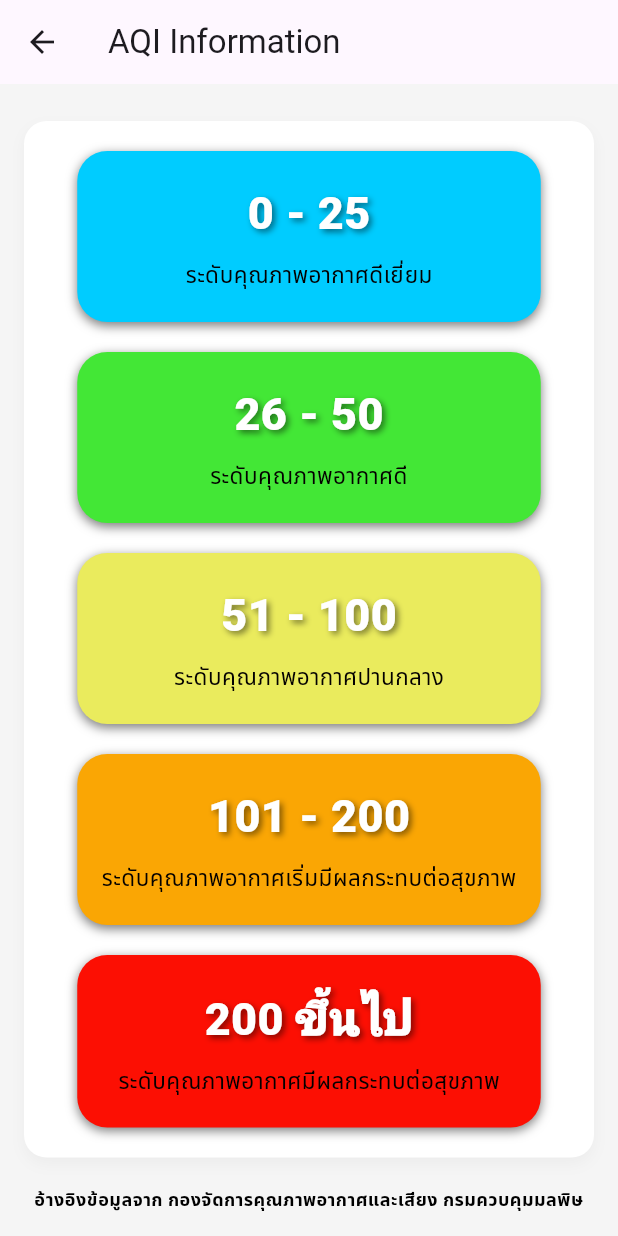
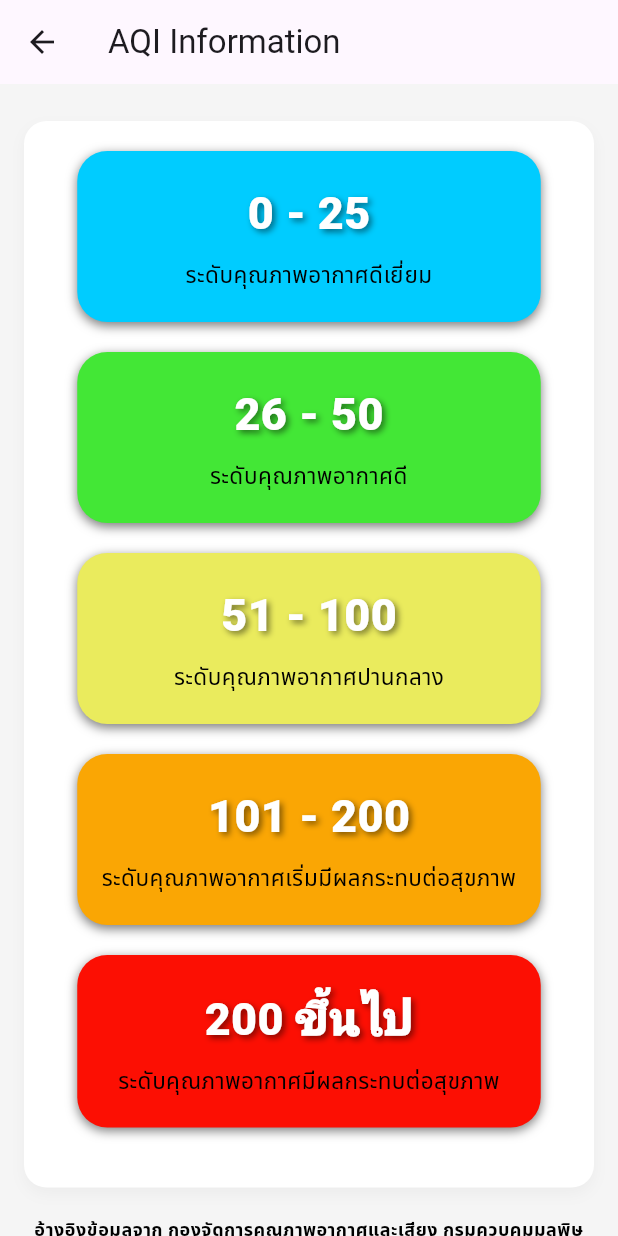
Before and after one commit to teeprakorn1/pm2_flutter_project, a Flutter app: the TopPage screen opened directly, on a phone screen of 412 x 824 dp. Run offline on Flutter 3.47's test engine with Material 3 defaults, Android fonts, the phone set to English and light mode, and no system bars; our stand-ins replace flutter_map, flutter_svg, latlong2, location, shared_preferences; accounts and stored records are empty.

Commit message:
VERSION 0.7.3

```diff
--- a/lib/screens/advice_screen.dart
+++ b/lib/screens/advice_screen.dart
@@ -131,102 +131,89 @@ class TopPage extends StatelessWidget {
 
   @override
   Widget build(BuildContext context) {
-    double screenHeight = MediaQuery.of(context).size.height;
-    double screenWidth = MediaQuery.of(context).size.width;
-    double scaleFactor = screenWidth > 600 ? 1.5 : 1.0;
+    final screenHeight = MediaQuery.of(context).size.height;
+    final screenWidth = MediaQuery.of(context).size.width;
+    final scaleFactor = screenWidth > 600 ? 1.5 : 1.0;
 
     return Scaffold(
-      appBar: AppBar(title: Text("AQI Information")),
+      appBar: AppBar(title: const Text("AQI Information")),
       body: SingleChildScrollView(
-        child: Padding(
-          padding: EdgeInsets.only(
-            top: screenHeight * 0.03,
-            left: 16,
-            right: 16,
+        padding: EdgeInsets.symmetric(
+          horizontal: 16,
+          vertical: screenHeight * 0.03,
         ),
         child: Column(
-            crossAxisAlignment: CrossAxisAlignment.start,
+          crossAxisAlignment: CrossAxisAlignment.center,
           children: [
-              Container(
+            _buildInfoCard(screenWidth, scaleFactor),
+            const SizedBox(height: 20),
+            _buildReferenceText(scaleFactor),
+            const SizedBox(height: 20),
+          ],
+        ),
+      ),
+    );
+  }
+
+  Widget _buildInfoCard(double screenWidth, double scaleFactor) {
+    final List<Map<String, dynamic>> aqiLevels = [
+      {
+        "range": "0 - 25",
+        "description": "ระดับคุณภาพอากาศดีเยี่ยม",
+        "color": const Color(0xFF00CCFF),
+      },
+      {
+        "range": "26 - 50",
+        "description": "ระดับคุณภาพอากาศดี",
+        "color": const Color(0xFF43E736),
+      },
+      {
+        "range": "51 - 100",
+        "description": "ระดับคุณภาพอากาศปานกลาง",
+        "color": const Color(0xFFEAEB5D),
+      },
+      {
+        "range": "101 - 200",
+        "description": "ระดับคุณภาพอากาศเริ่มมีผลกระทบต่อสุขภาพ",
+        "color": const Color(0xFFFAA604),
+      },
+      {
+        "range": "200 ขึ้นไป",
+        "description": "ระดับคุณภาพอากาศมีผลกระทบต่อสุขภาพ",
+        "color": const Color(0xFFFC0F03),
+      },
+    ];
+
+    return Container(
       width: screenWidth,
-                padding: EdgeInsets.all(20.0),
+      padding: const EdgeInsets.all(20),
       decoration: BoxDecoration(
         color: Colors.white,
-                  borderRadius: BorderRadius.circular(15.0),
+        borderRadius: BorderRadius.circular(15),
         boxShadow: [
           BoxShadow(
             color: Colors.grey.withOpacity(0.1),
-                      blurRadius: 8.0,
-                      offset: Offset(0, 4),
+            blurRadius: 8,
+            offset: const Offset(0, 4),
           ),
         ],
       ),
       child: Column(
-                  children: [
-                    _buildBox(
-                      "0 - 25",
-                      "ระดับคุณภาพอากาศดีเยี่ยม",
-                      Color(0xFF00CCFF),
-                      screenHeight,
+        children:
+            aqiLevels
+                .map(
+                  (level) => Padding(
+                    padding: const EdgeInsets.only(bottom: 20),
+                    child: _buildBox(
+                      level["range"],
+                      level["description"],
+                      level["color"],
                       screenWidth,
                       scaleFactor,
                     ),
-                    SizedBox(height: 20),
-                    _buildBox(
-                      "26 - 50",
-                      "ระดับคุณภาพอากาศดี",
-                      Color(0xFF43E736),
-                      screenHeight,
-                      screenWidth,
-                      scaleFactor,
                   ),
-                    SizedBox(height: 20),
-                    _buildBox(
-                      "51 - 100",
-                      "ระดับคุณภาพอากาศปานกลาง",
-                      Color(0xFFEAEB5D),
-                      screenHeight,
-                      screenWidth,
-                      scaleFactor,
-                    ),
-                    SizedBox(height: 20),
-                    _buildBox(
-                      "101 - 200",
-                      "ระดับคุณภาพอากาศเริ่มมีผลกระทบต่อสุขภาพ",
-                      Color(0xFFFAA604),
-                      screenHeight,
-                      screenWidth,
-                      scaleFactor,
-                    ),
-                    SizedBox(height: 20),
-                    _buildBox(
-                      "200 ขึ้นไป",
-                      "ระดับคุณภาพอากาศมีผลกระทบต่อสุขภาพ",
-                      Color(0xFFFC0F03),
-                      screenHeight,
-                      screenWidth,
-                      scaleFactor,
-                    ),
-                  ],
-                ),
-              ),
-              SizedBox(height: 20),
-              Align(
-                alignment: Alignment.center,
-                child: Text(
-                  "อ้างอิงข้อมูลจาก กองจัดการคุณภาพอากาศและเสียง กรมควบคุมมลพิษ",
-                  style: TextStyle(
-                    fontFamily: "NotoSansThai",
-                    fontSize: 12 * scaleFactor,
-                    fontWeight: FontWeight.bold,
-                    color: Colors.black,
-                  ),
-                  textAlign: TextAlign.center,
-                ),
-              ),
-            ],
-          ),
-        ),
+                )
+                .toList(),
       ),
     );
   }
@@ -235,13 +222,11 @@ class TopPage extends StatelessWidget {
     String value,
     String detail,
     Color color,
-    double screenHeight,
     double screenWidth,
     double scaleFactor,
   ) {
-    double boxWidth = screenWidth * (screenWidth > 600 ? 0.4 : 0.75);
     return Container(
-      width: boxWidth,
+      width: screenWidth * (screenWidth > 600 ? 0.4 : 0.75),
       decoration: BoxDecoration(
         color: color,
         borderRadius: BorderRadius.circular(20),
@@ -249,7 +234,7 @@ class TopPage extends StatelessWidget {
           BoxShadow(
             color: Colors.black.withOpacity(0.5),
             blurRadius: 5,
-            offset: Offset(0, 2),
+            offset: const Offset(0, 2),
           ),
         ],
       ),
@@ -266,23 +251,43 @@ class TopPage extends StatelessWidget {
               shadows: [
                 Shadow(
                   color: Colors.black.withOpacity(0.5),
-                  offset: Offset(2.0, 2.0),
-                  blurRadius: 5.0,
+                  offset: const Offset(2, 2),
+                  blurRadius: 5,
                 ),
               ],
             ),
           ),
-          SizedBox(height: 10),
+          const SizedBox(height: 10),
           Text(
             detail,
             style: TextStyle(
-              color: Color(0xFF030000),
+              color: Colors.black,
               fontSize: (screenWidth > 600 ? 18 : 15) * scaleFactor,
               fontWeight: FontWeight.normal,
               fontFamily: 'NotoSansThai',
             ),
+            textAlign: TextAlign.center,
           ),
         ],
+      ),
+    );
+  }
+
+  Widget _buildReferenceText(double scaleFactor) {
+    return Align(
+      alignment: Alignment.center,
+      child: Padding(
+        padding: const EdgeInsets.only(bottom: 20),
+        child: Text(
+          "อ้างอิงข้อมูลจาก กองจัดการคุณภาพอากาศและเสียง กรมควบคุมมลพิษ",
+          style: TextStyle(
+            fontFamily: "NotoSansThai",
+            fontSize: 12 * scaleFactor,
+            fontWeight: FontWeight.bold,
+            color: Colors.black,
+          ),
+          textAlign: TextAlign.center,
+        ),
       ),
     );
   }
```
Lines whose indentation alone changed are shown as unchanged.
